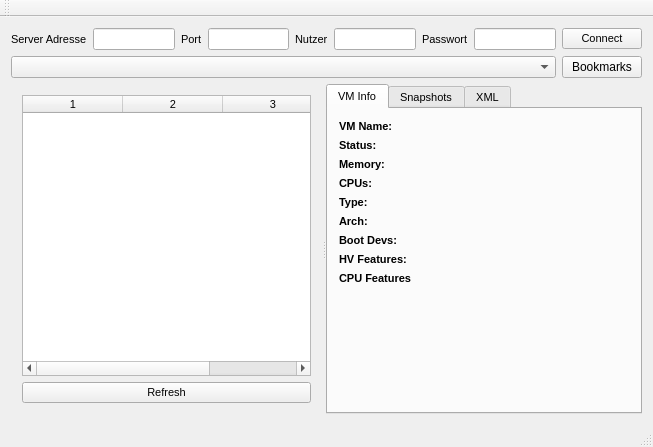
Before: the Qt Designer form virshgui.ui in SteveCharleston/virsh-gui, drawn with Qt 5.
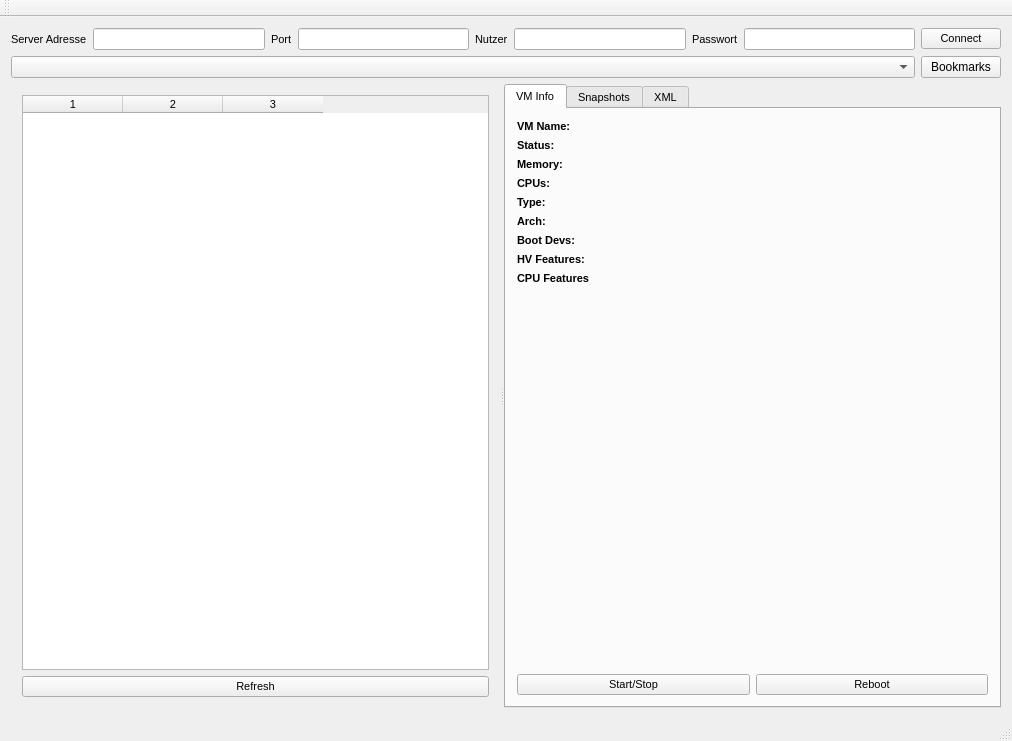
After: the same form once the commit is applied.

Commit message: Starting/Stopping of vm through button and refreshing of gui accordingly

Diff of the .ui file:
```diff
--- a/virshgui.ui
+++ b/virshgui.ui
@@ -6,8 +6,8 @@
    <rect>
     <x>0</x>
     <y>0</y>
-    <width>653</width>
-    <height>447</height>
+    <width>1012</width>
+    <height>741</height>
    </rect>
   </property>
   <property name="windowTitle">
@@ -225,8 +225,13 @@
         <attribute name="title">
          <string>VM Info</string>
         </attribute>
+        <layout class="QVBoxLayout" name="verticalLayout_3">
+         <item>
         <layout class="QFormLayout" name="formLayout">
-         <item row="0" column="0">
+           <property name="fieldGrowthPolicy">
+            <enum>QFormLayout::AllNonFixedFieldsGrow</enum>
+           </property>
+           <item row="1" column="0">
           <widget class="QLabel" name="label">
            <property name="font">
             <font>
@@ -239,7 +244,7 @@
            </property>
           </widget>
          </item>
-         <item row="0" column="1">
+           <item row="1" column="1">
           <widget class="QLabel" name="vmnameLabel">
            <property name="text">
             <string/>
@@ -249,7 +254,7 @@
            </property>
           </widget>
          </item>
-         <item row="1" column="0">
+           <item row="2" column="0">
           <widget class="QLabel" name="label_2">
            <property name="font">
             <font>
@@ -262,7 +267,7 @@
            </property>
           </widget>
          </item>
-         <item row="1" column="1">
+           <item row="2" column="1">
           <widget class="QLabel" name="statusLabel">
            <property name="text">
             <string/>
@@ -272,7 +277,7 @@
            </property>
           </widget>
          </item>
-         <item row="2" column="0">
+           <item row="3" column="0">
           <widget class="QLabel" name="label_5">
            <property name="font">
             <font>
@@ -285,14 +290,14 @@
            </property>
           </widget>
          </item>
-         <item row="2" column="1">
+           <item row="3" column="1">
           <widget class="QLabel" name="memoryLabel">
            <property name="text">
             <string/>
            </property>
           </widget>
          </item>
-         <item row="3" column="0">
+           <item row="4" column="0">
           <widget class="QLabel" name="label_7">
            <property name="font">
             <font>
@@ -305,7 +310,14 @@
            </property>
           </widget>
          </item>
-         <item row="4" column="0">
+           <item row="4" column="1">
+            <widget class="QLabel" name="cpucountLabel">
+             <property name="text">
+              <string/>
+             </property>
+            </widget>
+           </item>
+           <item row="5" column="0">
           <widget class="QLabel" name="label4">
            <property name="font">
             <font>
@@ -318,21 +330,14 @@
            </property>
           </widget>
          </item>
-         <item row="3" column="1">
-          <widget class="QLabel" name="cpucountLabel">
-           <property name="text">
-            <string/>
-           </property>
-          </widget>
-         </item>
-         <item row="4" column="1">
+           <item row="5" column="1">
           <widget class="QLabel" name="typeLabel">
            <property name="text">
             <string/>
            </property>
           </widget>
          </item>
-         <item row="5" column="0">
+           <item row="6" column="0">
           <widget class="QLabel" name="label_6">
            <property name="font">
             <font>
@@ -345,14 +350,14 @@
            </property>
           </widget>
          </item>
-         <item row="5" column="1">
+           <item row="6" column="1">
           <widget class="QLabel" name="archLabel">
            <property name="text">
             <string/>
            </property>
           </widget>
          </item>
-         <item row="6" column="0">
+           <item row="7" column="0">
           <widget class="QLabel" name="label_3">
            <property name="font">
             <font>
@@ -365,14 +370,14 @@
            </property>
           </widget>
          </item>
-         <item row="6" column="1">
+           <item row="7" column="1">
           <widget class="QLabel" name="bootdevLabel">
            <property name="text">
             <string/>
            </property>
           </widget>
          </item>
-         <item row="7" column="0">
+           <item row="8" column="0">
           <widget class="QLabel" name="label_4">
            <property name="font">
             <font>
@@ -385,14 +390,14 @@
            </property>
           </widget>
          </item>
-         <item row="7" column="1">
+           <item row="8" column="1">
           <widget class="QLabel" name="hvFeaturesLabel">
            <property name="text">
             <string/>
            </property>
           </widget>
          </item>
-         <item row="8" column="0">
+           <item row="9" column="0">
           <widget class="QLabel" name="label_9">
            <property name="font">
             <font>
@@ -405,7 +410,7 @@
            </property>
           </widget>
          </item>
-         <item row="8" column="1">
+           <item row="9" column="1">
           <widget class="QLabel" name="cpuFeaturesLabel">
            <property name="text">
             <string/>
@@ -413,6 +418,26 @@
           </widget>
          </item>
         </layout>
+         </item>
+         <item>
+          <layout class="QHBoxLayout" name="statusControlLayout">
+           <item>
+            <widget class="QPushButton" name="startStopButton">
+             <property name="text">
+              <string>Start/Stop</string>
+             </property>
+            </widget>
+           </item>
+           <item>
+            <widget class="QPushButton" name="rebootButton">
+             <property name="text">
+              <string>Reboot</string>
+             </property>
+            </widget>
+           </item>
+          </layout>
+         </item>
+        </layout>
        </widget>
        <widget class="QWidget" name="snapshots">
         <attribute name="title">
```
Left out of the diff: 2 changed lines with no effect on the pictures. Lines whose indentation alone changed are shown as unchanged. The commit also changes 4 other files.
